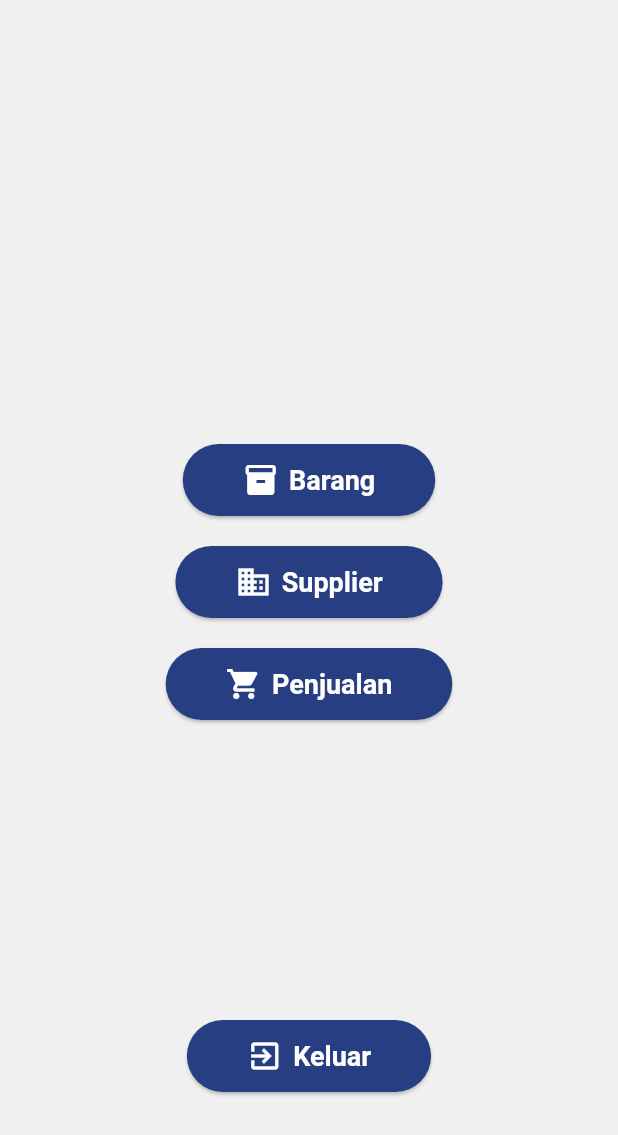
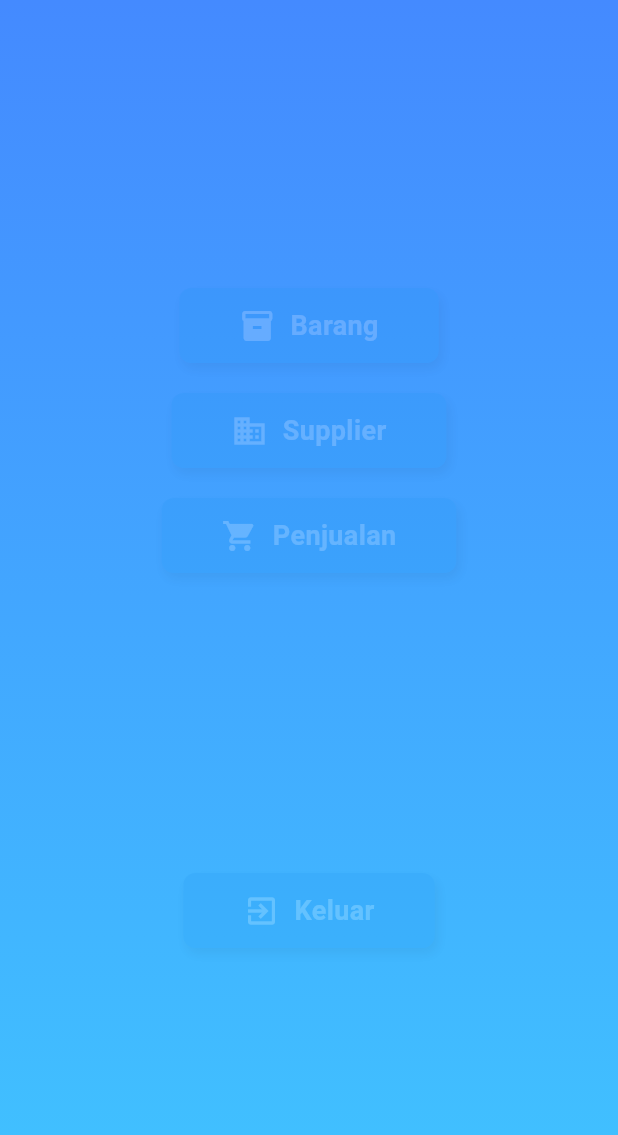
Before and after one commit to gwganang/kasir, a Flutter app: the screen it shows after launch, after a tap on "Masuk Aplikasi", on a phone screen of 412 x 824 dp. Shown: the top 1135 px of the screen. Run offline on Flutter 3.47's test engine with Material 3 defaults, Android fonts, the phone set to English and light mode, and no system bars; network calls fail.

Commit message:
modify UI dashboard_screen

```diff
--- a/lib/screens/dashboard_screen.dart
+++ b/lib/screens/dashboard_screen.dart
@@ -1,57 +1,108 @@
 import 'package:flutter/material.dart';
 import '../widgets/custom_button.dart';
 
-class DashboardScreen extends StatelessWidget {
+class DashboardScreen extends StatefulWidget {
+  @override
+  _DashboardScreenState createState() => _DashboardScreenState();
+}
+
+class _DashboardScreenState extends State<DashboardScreen> {
+  bool _isVisible = false;
+
+  @override
+  void initState() {
+    super.initState();
+    _startAnimation();
+  }
+
+  void _startAnimation() {
+    Future.delayed(Duration(milliseconds: 500), () {
+      setState(() {
+        _isVisible = true;
+      });
+    });
+  }
+
   @override
   Widget build(BuildContext context) {
     return Scaffold(
-      body: Center( // Menggunakan Center untuk memusatkan semua konten
+      body: AnimatedContainer(
+        duration: Duration(seconds: 2),
+        curve: Curves.easeInOut,
+        decoration: BoxDecoration(
+          gradient: LinearGradient(
+            colors: [Colors.blueAccent, Colors.lightBlueAccent],
+            begin: Alignment.topCenter,
+            end: Alignment.bottomCenter,
+          ),
+        ),
+        child: Center(
           child: Padding(
             padding: const EdgeInsets.all(20.0),
             child: Column(
-            mainAxisAlignment: MainAxisAlignment.center,  // Memusatkan secara vertikal
-            crossAxisAlignment: CrossAxisAlignment.center,  // Memusatkan secara horizontal
+              mainAxisAlignment: MainAxisAlignment.center,
+              crossAxisAlignment: CrossAxisAlignment.center,
               children: <Widget>[
-              SizedBox(height: 200),
-              // Tombol Barang dengan Ikon
-              CustomButton(
+                // Tombol Barang dengan Animasi
+                AnimatedOpacity(
+                  opacity: _isVisible ? 1.0 : 0.0,
+                  duration: Duration(seconds: 1),
+                  curve: Curves.easeIn,
+                  child: CustomButton(
                     text: 'Barang',
-                icon: Icons.inventory_2, // Ikon untuk barang
+                    icon: Icons.inventory_2,
                     onPressed: () {
                       Navigator.pushNamed(context, '/barang');  // Navigasi ke halaman Barang
                     },
                   ),
+                ),
                 SizedBox(height: 20),
 
-              // Tombol Supplier dengan Ikon
-              CustomButton(
+                // Tombol Supplier dengan Animasi
+                AnimatedOpacity(
+                  opacity: _isVisible ? 1.0 : 0.0,
+                  duration: Duration(seconds: 1),
+                  curve: Curves.easeIn,
+                  child: CustomButton(
                     text: 'Supplier',
-                icon: Icons.business, // Ikon untuk supplier
+                    icon: Icons.business,
                     onPressed: () {
                       Navigator.pushNamed(context, '/supplier');  // Navigasi ke halaman Supplier
                     },
                   ),
+                ),
                 SizedBox(height: 20),
 
-              // Tombol Penjualan dengan Ikon
-              CustomButton(
+                // Tombol Penjualan dengan Animasi
+                AnimatedOpacity(
+                  opacity: _isVisible ? 1.0 : 0.0,
+                  duration: Duration(seconds: 1),
+                  curve: Curves.easeIn,
+                  child: CustomButton(
                     text: 'Penjualan',
-                icon: Icons.shopping_cart, // Ikon untuk penjualan
+                    icon: Icons.shopping_cart,
                     onPressed: () {
                       Navigator.pushNamed(context, '/penjualan');  // Navigasi ke halaman Penjualan
                     },
                   ),
-              SizedBox(height: 200),  // Memberikan jarak sebelum tombol keluar
+                ),
+                SizedBox(height: 200), // Jarak sebelum tombol keluar
 
-              // Tombol Keluar dengan Ikon
-              CustomButton(
+                // Tombol Keluar dengan Animasi
+                AnimatedOpacity(
+                  opacity: _isVisible ? 1.0 : 0.0,
+                  duration: Duration(seconds: 1),
+                  curve: Curves.easeIn,
+                  child: CustomButton(
                     text: 'Keluar',
-                icon: Icons.exit_to_app, // Ikon untuk keluar
+                    icon: Icons.exit_to_app,
                     onPressed: () {
                       Navigator.pushNamed(context, '/');  // Navigasi kembali ke halaman home
                     },
                   ),
+                ),
               ],
+            ),
           ),
         ),
       ),
--- a/lib/screens/home_screen.dart
+++ b/lib/screens/home_screen.dart
@@ -38,7 +38,7 @@ class _HomeScreenState extends State<HomeScreen> {
         ),
         child: Center(
           child: Padding(
-            padding: EdgeInsets.symmetric(horizontal: 20.0),
+            padding: const EdgeInsets.symmetric(horizontal: 20.0),
             child: Column(
               mainAxisAlignment: MainAxisAlignment.center,
               crossAxisAlignment: CrossAxisAlignment.center,
@@ -115,53 +115,14 @@ class _HomeScreenState extends State<HomeScreen> {
                 SizedBox(height: 30),
 
                 // "Masuk Aplikasi" Button with InkWell for Interaction
-                AnimatedOpacity(
-                  opacity: _isVisible ? 1.0 : 0.0,
-                  duration: Duration(seconds: 1),
-                  curve: Curves.easeIn,
-                  child: InkWell(
-                    onTap: () {
-                      Navigator.pushNamed(context, '/dashboard');
-                    },
-                    borderRadius: BorderRadius.circular(8),
-                    splashColor: Colors.white24,
-                    child: Container(
-                      padding: EdgeInsets.symmetric(horizontal: 40, vertical: 12),
-                      decoration: BoxDecoration(
-                        color: Colors.blue,
-                        borderRadius: BorderRadius.circular(8),
-                        boxShadow: [
-                          BoxShadow(
-                            color: Colors.black26,
-                            offset: Offset(2, 4),
-                            blurRadius: 6,
-                          ),
-                        ],
-                      ),
-                      child: Row(
-                        mainAxisSize: MainAxisSize.min,
-                        children: [
-                          Icon(Icons.login, color: Colors.white),
-                          SizedBox(width: 10),
-                          Text(
-                            'Masuk Aplikasi',
-                            style: TextStyle(
-                              color: Colors.white,
-                              fontSize: 18,
-                              fontWeight: FontWeight.bold,
-                            ),
-                          ),
-                        ],
-                      ),
-                    ),
-                  ),
+                CustomButton(
+                  text: 'Masuk Aplikasi',
+                  icon: Icons.login,
+                  onPressed: () {
+                    Navigator.pushNamed(context, '/dashboard');
+                  },
                 ),
                 SizedBox(height: 20),
-
-                // Add responsive padding and elements for smaller screens
-                MediaQuery.of(context).size.width < 600
-                    ? SizedBox(height: 20)
-                    : Container(),
               ],
             ),
           ),
--- a/lib/widgets/custom_button.dart
+++ b/lib/widgets/custom_button.dart
@@ -1,28 +1,77 @@
 import 'package:flutter/material.dart';
 
-class CustomButton extends StatelessWidget {
+class CustomButton extends StatefulWidget {
   final String text;
+  final IconData icon;
   final VoidCallback onPressed;
-  final IconData icon; // Menambahkan parameter ikon
 
   const CustomButton({
     Key? key,
     required this.text,
+    required this.icon,
     required this.onPressed,
-    required this.icon, // Menambahkan parameter ikon
   }) : super(key: key);
 
   @override
+  _CustomButtonState createState() => _CustomButtonState();
+}
+
+class _CustomButtonState extends State<CustomButton> {
+  bool _isVisible = false;
+
+  @override
+  void initState() {
+    super.initState();
+    _startAnimation();
+  }
+
+  void _startAnimation() {
+    Future.delayed(Duration(milliseconds: 500), () {
+      setState(() {
+        _isVisible = true;
+      });
+    });
+  }
+
+  @override
   Widget build(BuildContext context) {
-    return ElevatedButton.icon(
-      onPressed: onPressed,
-      icon: Icon(icon, size: 24), // Ukuran ikon
-      label: Text(text),
-      style: ElevatedButton.styleFrom(
-        backgroundColor: Theme.of(context).primaryColor,
-        foregroundColor: Colors.white,
-        textStyle: TextStyle(fontSize: 18, fontWeight: FontWeight.bold),
-        padding: EdgeInsets.symmetric(horizontal: 40, vertical: 12),
+    return AnimatedOpacity(
+      opacity: _isVisible ? 1.0 : 0.0,
+      duration: Duration(seconds: 1),
+      curve: Curves.easeIn,
+      child: InkWell(
+        onTap: widget.onPressed,
+        borderRadius: BorderRadius.circular(8),
+        splashColor: Colors.white24,
+        child: Container(
+          padding: EdgeInsets.symmetric(horizontal: 40, vertical: 12),
+          decoration: BoxDecoration(
+            color: Colors.blue,
+            borderRadius: BorderRadius.circular(8),
+            boxShadow: [
+              BoxShadow(
+                color: Colors.black26,
+                offset: Offset(2, 4),
+                blurRadius: 6,
+              ),
+            ],
+          ),
+          child: Row(
+            mainAxisSize: MainAxisSize.min,
+            children: [
+              Icon(widget.icon, color: Colors.white),
+              SizedBox(width: 10),
+              Text(
+                widget.text,
+                style: TextStyle(
+                  color: Colors.white,
+                  fontSize: 18,
+                  fontWeight: FontWeight.bold,
+                ),
+              ),
+            ],
+          ),
+        ),
       ),
     );
   }
```
Lines whose indentation alone changed are shown as unchanged.
